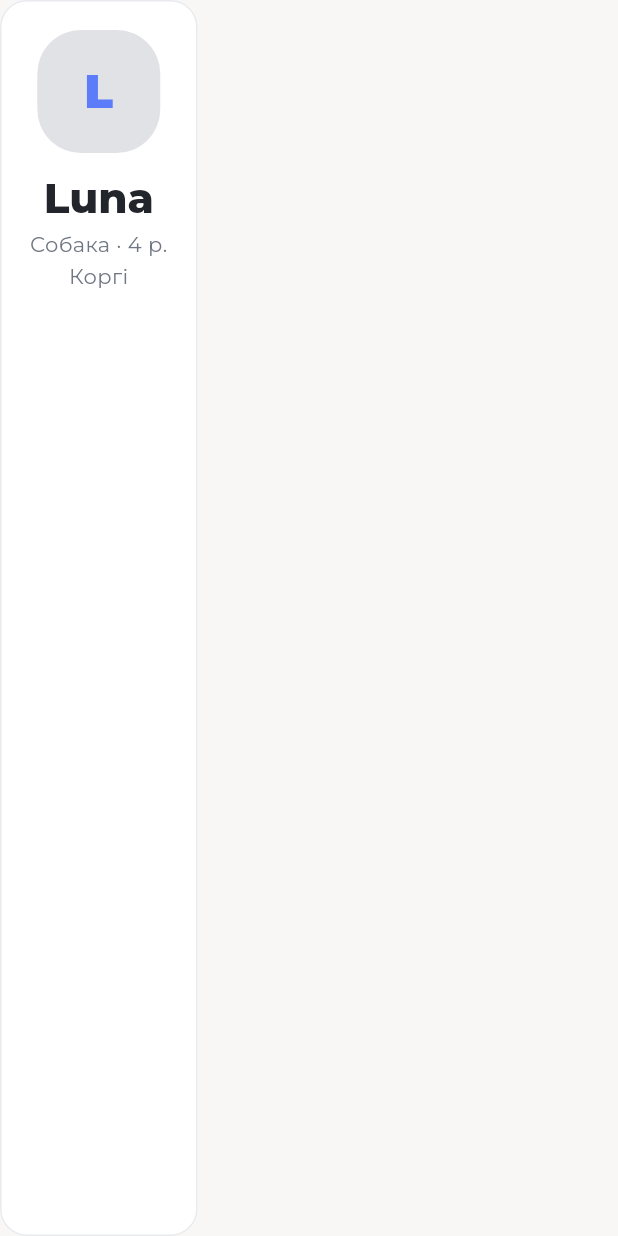
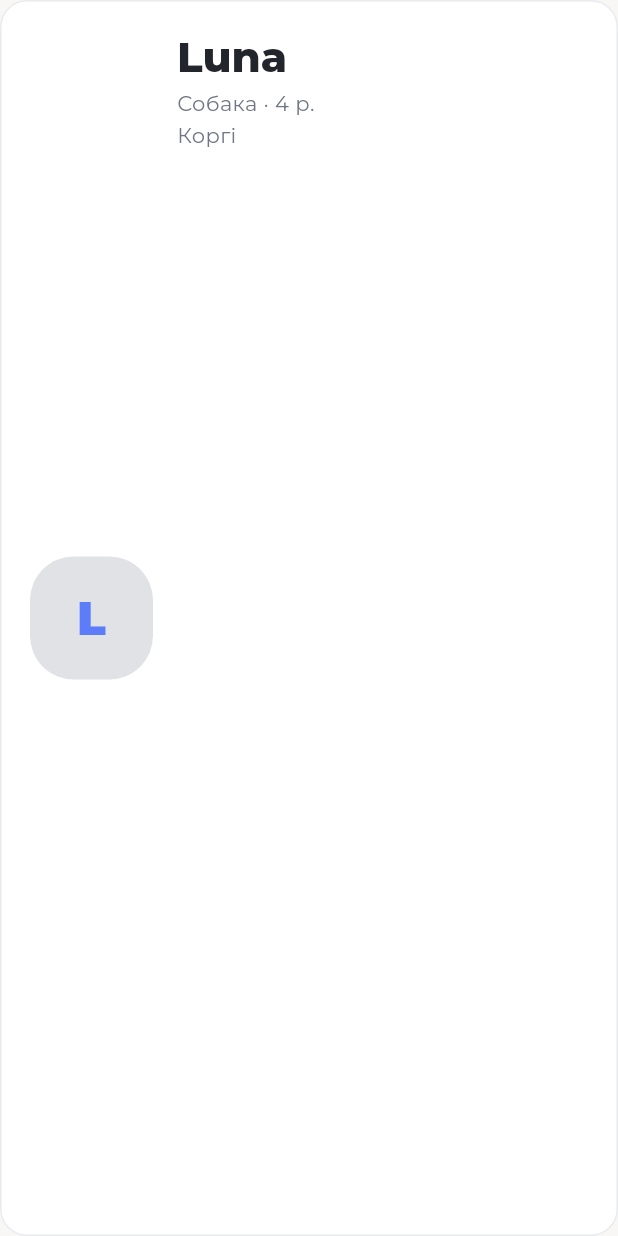
Before and after one commit to slikrapstelimrec123/Veterinary-apps, a Flutter app: the _PetCard widget shown alone on an empty page, opened directly with sample values from the repository, on a phone screen of 412 x 824 dp. Run offline on Flutter 3.47's test engine with Material 3 defaults, Android fonts, the phone set to English and light mode, and no system bars; our stand-ins replace google_fonts, qr_flutter, supabase_flutter; accounts and stored records are empty.

Commit message:
Change pet profile card to horizontal layout: avatar left, info right

```diff
--- a/apps/mobile/lib/features/pets/screens/pet_profile_screen.dart
+++ b/apps/mobile/lib/features/pets/screens/pet_profile_screen.dart
@@ -98,17 +98,25 @@ class _PetCard extends StatelessWidget {
     return Card(
       child: Padding(
         padding: const EdgeInsets.all(20),
-        child: Column(
+        child: Row(
+          crossAxisAlignment: CrossAxisAlignment.center,
           children: [
             PetAvatar(name: pet.name, size: 82),
-            const SizedBox(height: 12),
-            Text(pet.name, style: Theme.of(context).textTheme.headlineMedium, textAlign: TextAlign.center),
-            const SizedBox(height: 4),
-            Text('${pet.speciesLabel} · ${pet.ageLabel}', textAlign: TextAlign.center, style: const TextStyle(color: AppTheme.textSecondary)),
-            if (pet.breed != null) ...[
-              const SizedBox(height: 2),
-              Text(pet.breed!, textAlign: TextAlign.center, style: const TextStyle(color: AppTheme.textSecondary)),
-            ],
+            const SizedBox(width: 16),
+            Expanded(
+              child: Column(
+                crossAxisAlignment: CrossAxisAlignment.start,
+                children: [
+                  Text(pet.name, style: Theme.of(context).textTheme.headlineMedium),
+                  const SizedBox(height: 4),
+                  Text('${pet.speciesLabel} · ${pet.ageLabel}', style: const TextStyle(color: AppTheme.textSecondary)),
+                  if (pet.breed != null) ...[
+                    const SizedBox(height: 2),
+                    Text(pet.breed!, style: const TextStyle(color: AppTheme.textSecondary)),
+                  ],
+                ],
+              ),
+            ),
           ],
         ),
       ),
```
